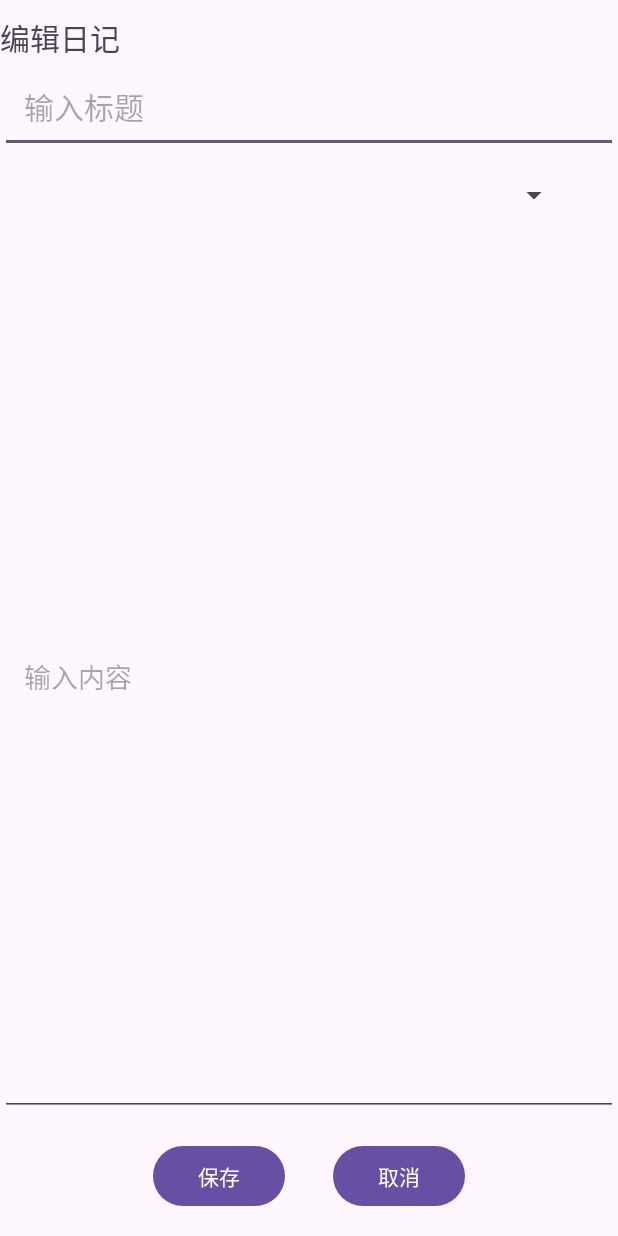
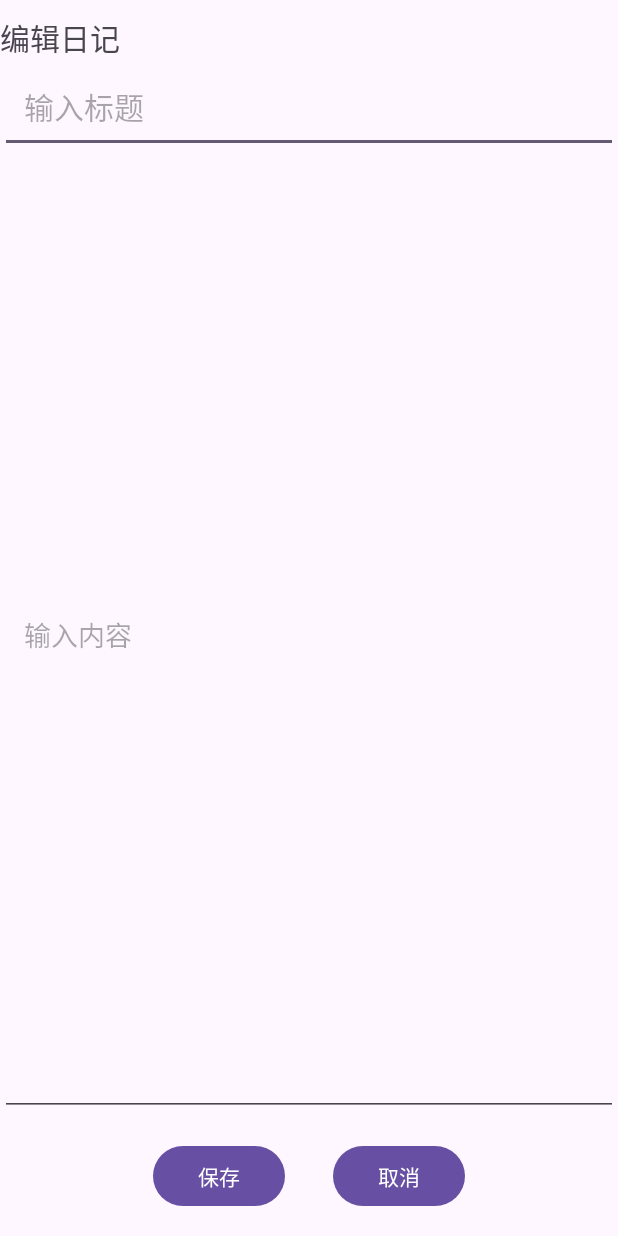
Before and after one commit to Guan612/myphoto, an Android app: the EditDiaryPage screen opened directly, with no data from a screen before it, on a phone screen of 412 x 824 dp. Run offline under Robolectric (Android 15) with nearby library versions, the phone set to English and light mode, and no system bars.

Commit message:
修改了编辑日记

```diff
--- a/app/src/main/java/com/example/myphoto/EditDiaryPage.java
+++ b/app/src/main/java/com/example/myphoto/EditDiaryPage.java
@@ -2,7 +2,12 @@ package com.example.myphoto;
 
 import androidx.appcompat.app.AppCompatActivity;
 
+import android.database.sqlite.SQLiteDatabase;
+import android.database.sqlite.SQLiteOpenHelper;
 import android.os.Bundle;
+import android.view.View;
+import android.widget.Button;
+import android.widget.EditText;
 
 public class EditDiaryPage extends AppCompatActivity {
 
@@ -11,6 +16,21 @@ public class EditDiaryPage extends AppCompatActivity {
         super.onCreate(savedInstanceState);
         setContentView(R.layout.editdiarypage);
 
+        //获取日记数据
+        EditText editTitle = findViewById(R.id.editTitle);
+        EditText editContent = findViewById(R.id.editContent);
+        Button edSave = findViewById(R.id.edSave);
+
+        //按下按钮时保存日记
+        edSave.setOnClickListener(new View.OnClickListener() {
+            @Override
+            public void onClick(View view) {
+                String diaryTitle = editTitle.getText().toString().trim();
+                String diaryContent = editContent.getText().toString().trim();
+            }
+        });
 
     }
+
+
 }
--- a/app/src/main/res/layout/editdiarypage.xml
+++ b/app/src/main/res/layout/editdiarypage.xml
@@ -17,24 +17,24 @@
         android:hint="输入标题"
         android:padding="16dp"
         android:textSize="20sp" />
-    <LinearLayout
-        android:layout_width="match_parent"
-        android:layout_height="wrap_content"
-        android:orientation="horizontal"
-        android:gravity="center">
+<!--    <LinearLayout-->
+<!--        android:layout_width="match_parent"-->
+<!--        android:layout_height="wrap_content"-->
+<!--        android:orientation="horizontal"-->
+<!--        android:gravity="center">-->
 
-        <Spinner
-            android:id="@+id/mood"
-            android:layout_width="match_parent"
-            android:layout_height="wrap_content"
-            android:layout_margin="16dp"/>
+<!--        <Spinner-->
+<!--            android:id="@+id/mood"-->
+<!--            android:layout_width="match_parent"-->
+<!--            android:layout_height="wrap_content"-->
+<!--            android:layout_margin="16dp"/>-->
 
-        <Spinner
-            android:id="@+id/wather"
-            android:layout_width="match_parent"
-            android:layout_height="wrap_content"
-            android:layout_margin="16dp"/>
-    </LinearLayout>
+<!--        <Spinner-->
+<!--            android:id="@+id/wather"-->
+<!--            android:layout_width="match_parent"-->
+<!--            android:layout_height="wrap_content"-->
+<!--            android:layout_margin="16dp"/>-->
+<!--    </LinearLayout>-->
 
     <EditText
         android:id="@+id/editContent"
```
